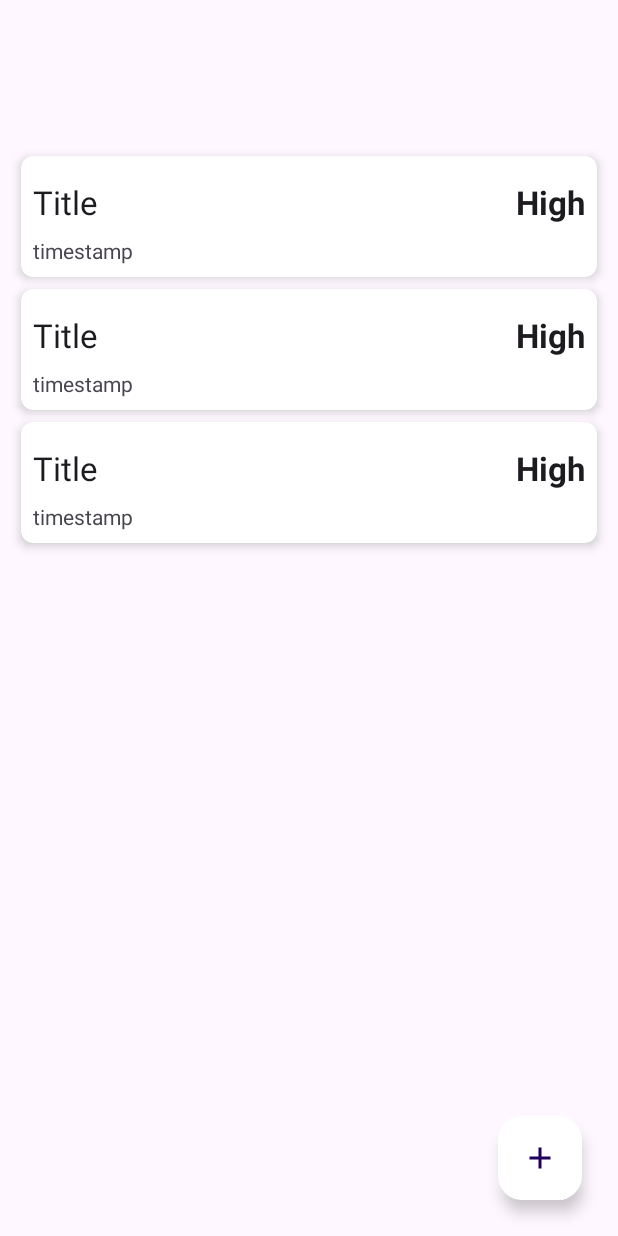
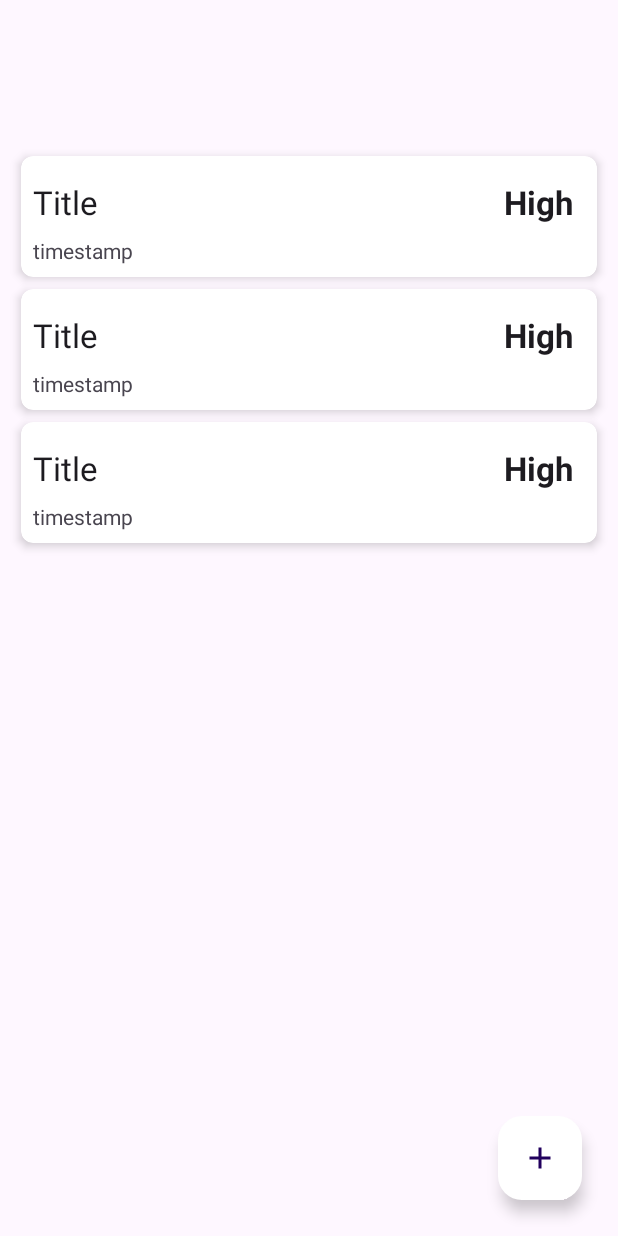
Before and after one commit to iwikoiti/ToDo, an Android app: the layout fragment_task.xml on its own in the app's theme, with its tools: preview values and no code run, on a phone screen of 412 x 824 dp. Run offline under Robolectric (Android 15) with nearby library versions, the phone set to English and light mode, and no system bars.

```diff
--- a/app/src/main/res/layout/fragment_task.xml
+++ b/app/src/main/res/layout/fragment_task.xml
@@ -3,7 +3,9 @@
     xmlns:tools="http://schemas.android.com/tools">
 
     <data>
-
+        <variable
+            name = "viewModel"
+            type = "com.bignerdranch.android.todo.viewmodel.TaskViewModel"/>
     </data>
 
     <androidx.constraintlayout.widget.ConstraintLayout
--- a/app/src/main/res/layout/row_layout.xml
+++ b/app/src/main/res/layout/row_layout.xml
@@ -32,19 +32,19 @@
                 app:layout_constraintTop_toTopOf="parent"
                 tools:text="Title"
                 android:text="@{task.title}"/>
+
             <TextView
                 android:id="@+id/taskPriority"
                 android:layout_width="0dp"
                 android:layout_height="wrap_content"
                 android:layout_marginTop="16dp"
-                android:layout_marginEnd="8dp"
+                android:layout_marginEnd="16dp"
                 android:textAppearance="@style/TextAppearance.AppCompat.Large"
                 android:textStyle="bold"
                 app:layout_constraintEnd_toEndOf="parent"
                 app:layout_constraintTop_toTopOf="parent"
-                tools:text="High"
-                app:setPriority = "@{task.priority}"
-                />
+                app:setPriority="@{task.priority}"
+                tools:text="High" />
             <TextView
                 android:id="@+id/taskTimestamp"
                 android:layout_width="0dp"
```
Also changed, not shown: app/src/main/java/com/bignerdranch/android/todo/ui/task/TaskAdapter.kt (added, +33 -0 lines), app/src/main/java/com/bignerdranch/android/todo/ui/task/TaskFragment.kt (+13 -0 lines), app/src/main/java/com/bignerdranch/android/todo/util/BindingAdapters.kt (+7 -7 lines).
